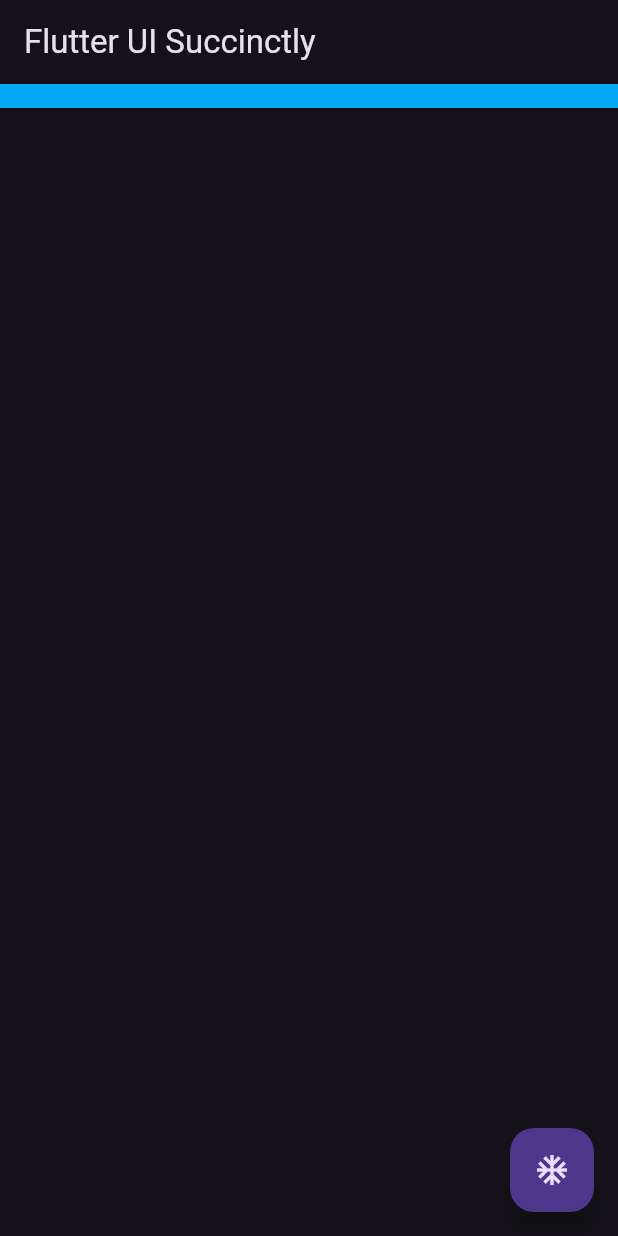
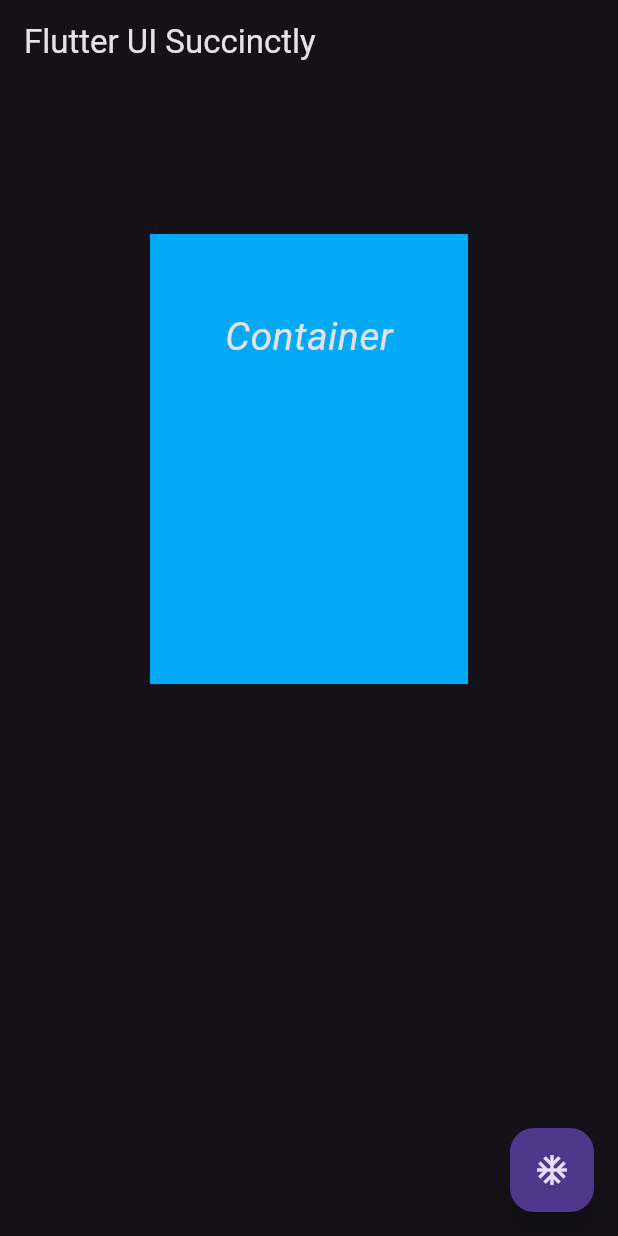
Before and after one commit to ipung-uhb/belajar_ui_flutter_09, a Flutter app: the screen it shows after launch, on a phone screen of 412 x 824 dp. Run offline on Flutter 3.47's test engine with Material 3 defaults, Android fonts, the phone set to English and light mode, and no system bars.

Commit message:
5 EdgeInsets

```diff
--- a/lib/main.dart
+++ b/lib/main.dart
@@ -1,7 +1,5 @@
 import 'package:flutter/material.dart';
-
 void main() => runApp(MyApp());
-
 class MyApp extends StatelessWidget {
   @override
   Widget build(BuildContext context) {
@@ -11,7 +9,14 @@ class MyApp extends StatelessWidget {
         appBar: AppBar(
           title: Text('Flutter UI Succinctly'),
         ),
-        body: Container(color: Colors.lightBlue, child: ButtonBar()),
+        body: Container(
+          margin: EdgeInsets.all(100),
+          padding: EdgeInsets.all(50),
+          width: 300,
+          height: 300,
+          color: Colors.lightBlue,
+          child: Text('Container'),
+        ),
         floatingActionButton: FloatingActionButton(
           child: Icon(Icons.ac_unit),
           onPressed: () {
@@ -23,7 +28,8 @@ class MyApp extends StatelessWidget {
         primaryColor: Colors.indigo,
         hintColor: Colors.amber,
         textTheme: TextTheme(
-          bodyMedium: TextStyle(fontSize: 26, fontStyle: FontStyle.italic),
+          bodyMedium: TextStyle(
+              fontSize: 26, fontStyle: FontStyle.italic),
         ),
         brightness: Brightness.dark,
       ),
```
